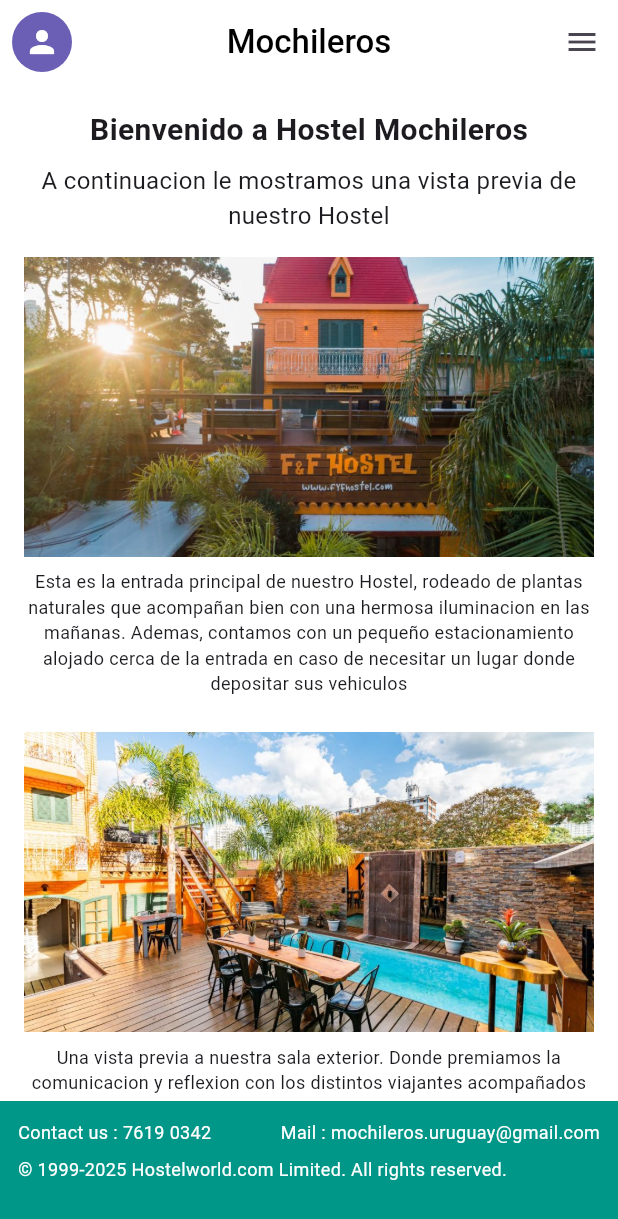
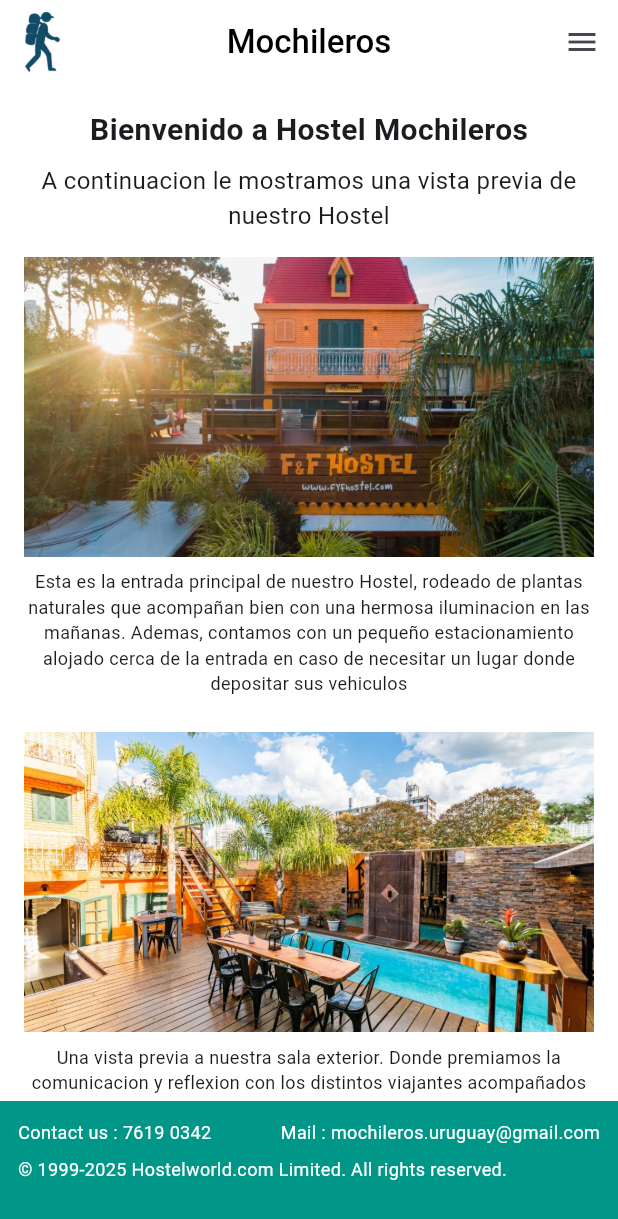
Before and after one commit to DeathEyeAlpha/Mochileros, a Flutter app: the screen it shows after launch, on a phone screen of 412 x 824 dp. Shown: the top 1219 px of the screen. Run offline on Flutter 3.47's test engine with Material 3 defaults, Android fonts, the phone set to English and light mode, and no system bars; our stand-ins replace supabase_flutter; missing offline and left inert: dart:ffi; accounts and stored records are empty.

Commit message:
Version Final

```diff
--- a/lib/screens/home.dart
+++ b/lib/screens/home.dart
@@ -91,8 +91,8 @@ class _HomeState extends State<Home> {
         leading: Padding(
           padding: const EdgeInsets.all(8.0),
           child: CircleAvatar(
-            backgroundColor: const Color(0xFF6B5FB5),
-            child: const Icon(Icons.person, color: Colors.white),
+            backgroundColor: Colors.white,
+            child: Image.asset('images/Logo.png', fit: BoxFit.cover),
           ),
         ),
         title: const Text('Mochileros', style: TextStyle(color: Colors.black, fontWeight: FontWeight.w500)),
--- a/lib/screens/huesped/habitaciones_disponibles_screen.dart
+++ b/lib/screens/huesped/habitaciones_disponibles_screen.dart
@@ -58,7 +58,7 @@ return habitaciones;
   }
 
   //funcion para navegar a la pantalla de detalle
-  void _verDetalle(Habitacion habitacion) {
+  void _verDetalle(dynamic habitacion) {
     Navigator.push(
       context,
       MaterialPageRoute(
@@ -169,7 +169,7 @@ return habitaciones;
     );
   }
 
-  Widget _buildHabitacionCard(Habitacion habitacion) {
+  Widget _buildHabitacionCard(dynamic habitacion) {
     return Card(
       margin: const EdgeInsets.only(bottom: 20),
       shape: RoundedRectangleBorder(borderRadius: BorderRadius.circular(15)),
```
Also changed, not shown: lib/screens/huesped/detalle_habitacion_huesped_screen.dart (+4 -4 lines), images/Logo.png (added).
